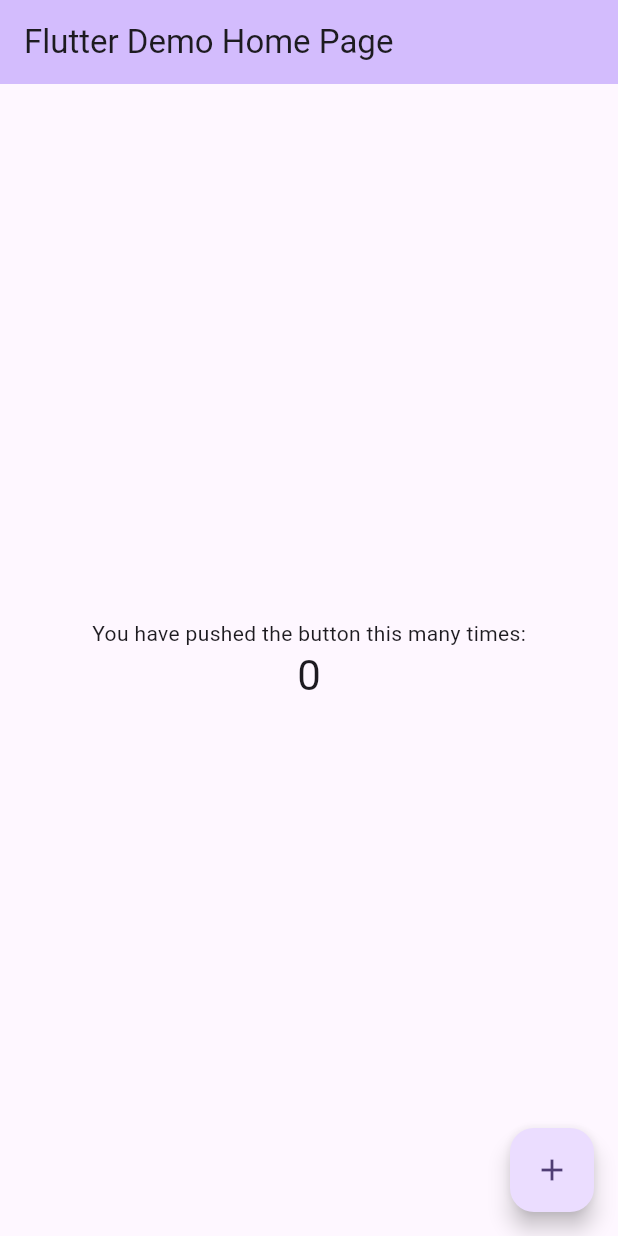
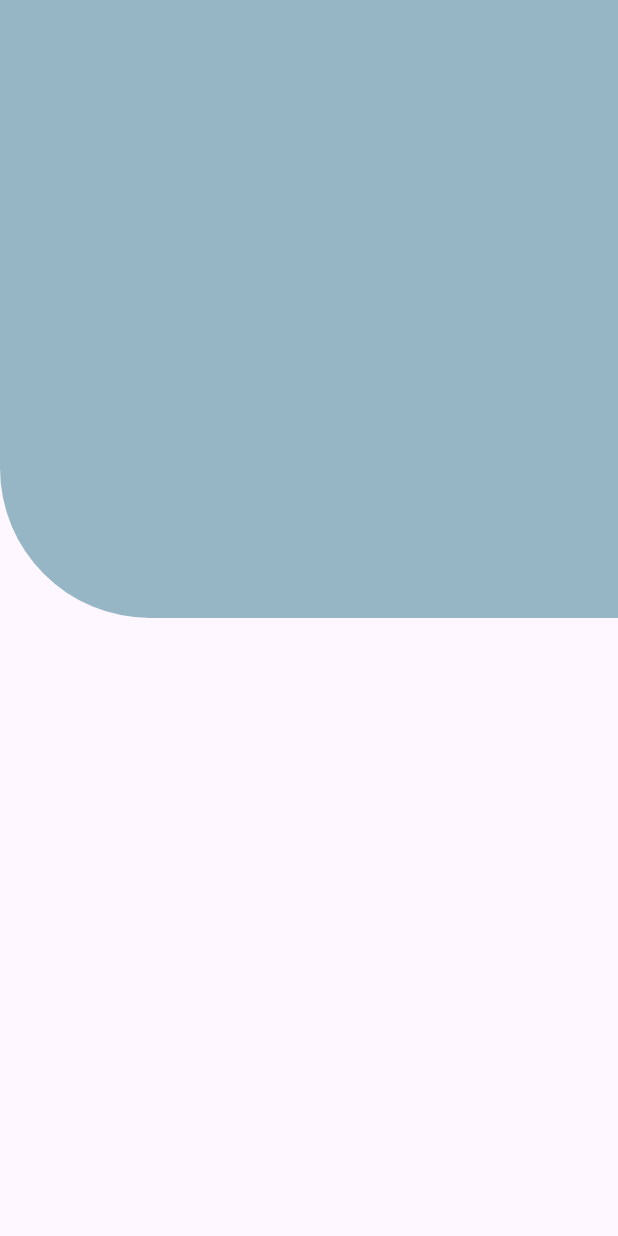
Before and after one commit to bilardos29/EducationApp, a Flutter app: the screen it shows after launch, on a phone screen of 412 x 824 dp. Run offline on Flutter 3.47's test engine with Material 2 defaults, Android fonts, the light colour scheme and no system bars.

Commit message:
add background view

```diff
--- a/lib/main.dart
+++ b/lib/main.dart
@@ -1,3 +1,4 @@
+import 'package:educationapps/screen/home/home_screen.dart';
 import 'package:flutter/material.dart';
 
 void main() {
@@ -7,119 +8,15 @@ void main() {
 class MyApp extends StatelessWidget {
   const MyApp({super.key});
 
-  // This widget is the root of your application.
   @override
   Widget build(BuildContext context) {
     return MaterialApp(
       title: 'Flutter Demo',
       theme: ThemeData(
-        // This is the theme of your application.
-        //
-        // TRY THIS: Try running your application with "flutter run". You'll see
-        // the application has a blue toolbar. Then, without quitting the app,
-        // try changing the seedColor in the colorScheme below to Colors.green
-        // and then invoke "hot reload" (save your changes or press the "hot
-        // reload" button in a Flutter-supported IDE, or press "r" if you used
-        // the command line to start the app).
-        //
-        // Notice that the counter didn't reset back to zero; the application
-        // state is not lost during the reload. To reset the state, use hot
-        // restart instead.
-        //
-        // This works for code too, not just values: Most code changes can be
-        // tested with just a hot reload.
         colorScheme: ColorScheme.fromSeed(seedColor: Colors.deepPurple),
         useMaterial3: true,
       ),
-      home: const MyHomePage(title: 'Flutter Demo Home Page'),
+      home: const HomeScreen(),
     );
   }
 }
-
-class MyHomePage extends StatefulWidget {
-  const MyHomePage({super.key, required this.title});
-
-  // This widget is the home page of your application. It is stateful, meaning
-  // that it has a State object (defined below) that contains fields that affect
-  // how it looks.
-
-  // This class is the configuration for the state. It holds the values (in this
-  // case the title) provided by the parent (in this case the App widget) and
-  // used by the build method of the State. Fields in a Widget subclass are
-  // always marked "final".
-
-  final String title;
-
-  @override
-  State<MyHomePage> createState() => _MyHomePageState();
-}
-
-class _MyHomePageState extends State<MyHomePage> {
-  int _counter = 0;
-
-  void _incrementCounter() {
-    setState(() {
-      // This call to setState tells the Flutter framework that something has
-      // changed in this State, which causes it to rerun the build method below
-      // so that the display can reflect the updated values. If we changed
-      // _counter without calling setState(), then the build method would not be
-      // called again, and so nothing would appear to happen.
-      _counter++;
-    });
-  }
-
-  @override
-  Widget build(BuildContext context) {
-    // This method is rerun every time setState is called, for instance as done
-    // by the _incrementCounter method above.
-    //
-    // The Flutter framework has been optimized to make rerunning build methods
-    // fast, so that you can just rebuild anything that needs updating rather
-    // than having to individually change instances of widgets.
-    return Scaffold(
-      appBar: AppBar(
-        // TRY THIS: Try changing the color here to a specific color (to
-        // Colors.amber, perhaps?) and trigger a hot reload to see the AppBar
-        // change color while the other colors stay the same.
-        backgroundColor: Theme.of(context).colorScheme.inversePrimary,
-        // Here we take the value from the MyHomePage object that was created by
-        // the App.build method, and use it to set our appbar title.
-        title: Text(widget.title),
-      ),
-      body: Center(
-        // Center is a layout widget. It takes a single child and positions it
-        // in the middle of the parent.
-        child: Column(
-          // Column is also a layout widget. It takes a list of children and
-          // arranges them vertically. By default, it sizes itself to fit its
-          // children horizontally, and tries to be as tall as its parent.
-          //
-          // Column has various properties to control how it sizes itself and
-          // how it positions its children. Here we use mainAxisAlignment to
-          // center the children vertically; the main axis here is the vertical
-          // axis because Columns are vertical (the cross axis would be
-          // horizontal).
-          //
-          // TRY THIS: Invoke "debug painting" (choose the "Toggle Debug Paint"
-          // action in the IDE, or press "p" in the console), to see the
-          // wireframe for each widget.
-          mainAxisAlignment: MainAxisAlignment.center,
-          children: <Widget>[
-            const Text(
-              'You have pushed the button this many times:',
-            ),
-            Text(
-              '$_counter',
-              style: Theme.of(context).textTheme.headlineMedium,
-            ),
-          ],
-        ),
-      ),
-      floatingActionButton: FloatingActionButton(
-        onPressed: _incrementCounter,
-        tooltip: 'Increment',
-        child: const Icon(Icons.add),
-      ), // This trailing comma makes auto-formatting nicer for build methods.
-    );
-  }
-}
--- /dev/null
+++ b/lib/screen/home/home_screen.dart
@@ -0,0 +1,20 @@
+import 'package:educationapps/widgets/background_view.dart';
+import 'package:flutter/material.dart';
+
+class HomeScreen extends StatefulWidget {
+  const HomeScreen({Key? key}) : super(key: key);
+
+  @override
+  State<HomeScreen> createState() => _HomeScreenState();
+}
+
+class _HomeScreenState extends State<HomeScreen> {
+  @override
+  Widget build(BuildContext context) {
+    return Scaffold(
+      body: Stack(children: [
+        BackgroundView(),
+      ]),
+    );
+  }
+}
--- /dev/null
+++ b/lib/utils/colors.dart
@@ -0,0 +1,9 @@
+import 'dart:ui';
+
+class ColorUtil {
+
+  static Color bgColor = const Color(0xffffffff);
+  static Color bgColor1 = const Color(0xff96B6C5);
+  static Color bgColor2 = const Color(0xffADC4CE);
+
+}
--- /dev/null
+++ b/lib/widgets/background_view.dart
@@ -0,0 +1,33 @@
+import 'package:flutter/material.dart';
+
+import '../utils/colors.dart';
+
+class BackgroundView extends StatelessWidget {
+  const BackgroundView({Key? key}) : super(key: key);
+
+  @override
+  Widget build(BuildContext context) {
+    double height = MediaQuery.of(context).size.height / 2;
+    Radius border = const Radius.circular(100);
+    return Column(children: [
+      Container(
+        height: height,
+        decoration: BoxDecoration(
+          color: ColorUtil.bgColor1,
+          borderRadius:
+              BorderRadius.only(bottomLeft: border),
+        ),
+      ),
+      // Container(
+      //   color: ColorUtil.bgColor1,
+      //   child: Container(
+      //     height: height - 80,
+      //     decoration: BoxDecoration(
+      //       color: Colors.white,
+      //       borderRadius: BorderRadius.only(topLeft: border),
+      //     ),
+      //   ),
+      // ),
+    ]);
+  }
+}
```
